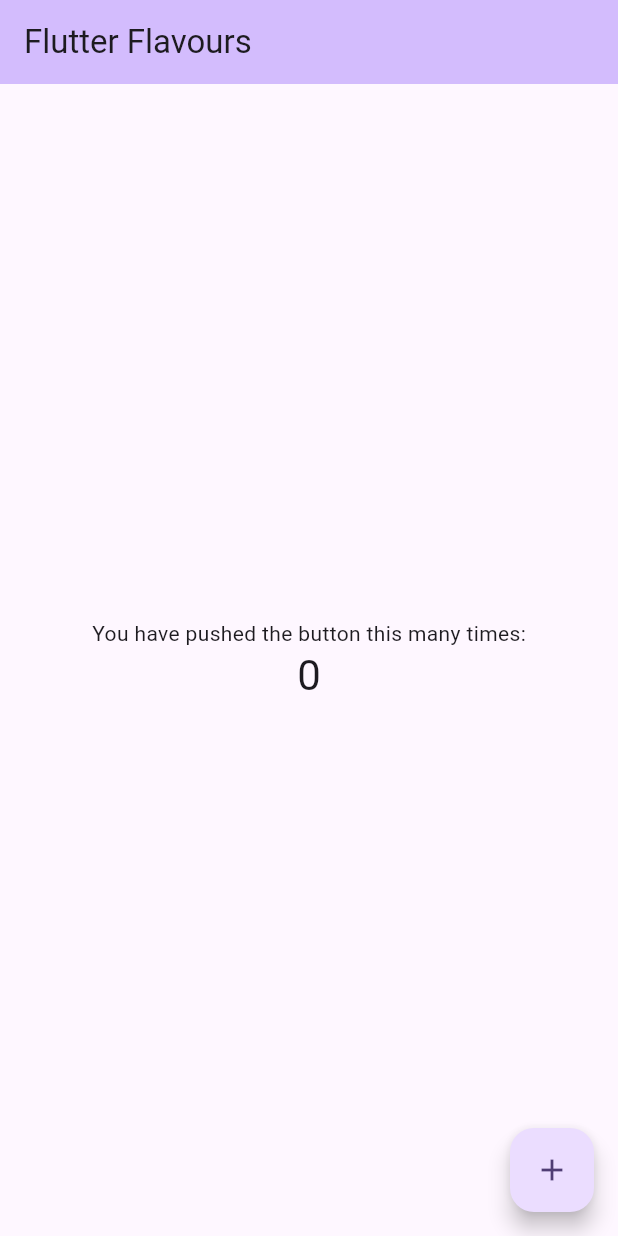
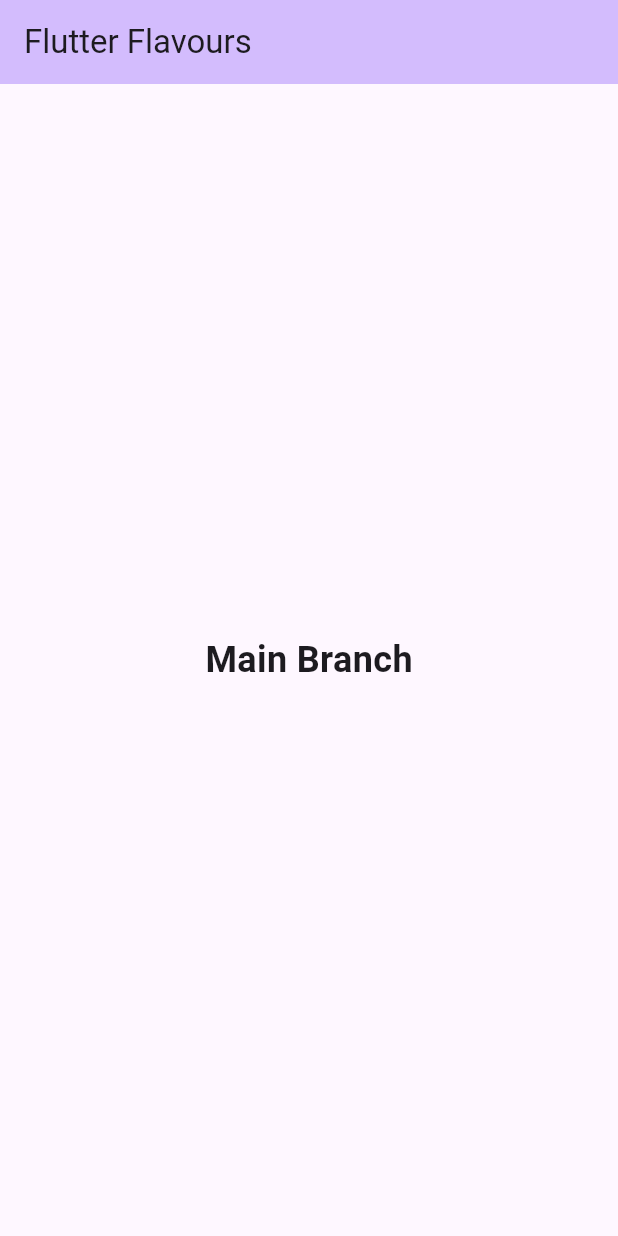
Before and after one commit to Tapan708/Flutter-Flavours, a Flutter app: the screen it shows after launch, on a phone screen of 412 x 824 dp. Run offline on Flutter 3.47's test engine with Material 3 defaults, Android fonts, the phone set to English and light mode, and no system bars.

Commit message:
In Center Main Branch

```diff
--- a/lib/main.dart
+++ b/lib/main.dart
@@ -15,7 +15,7 @@ class MyApp extends StatelessWidget {
         colorScheme: ColorScheme.fromSeed(seedColor: Colors.deepPurple),
         useMaterial3: true,
       ),
-      home: MyHomePage(),
+      home: const MyHomePage(),
     );
   }
 }
@@ -28,40 +28,28 @@ class MyHomePage extends StatefulWidget {
 }
 
 class _MyHomePageState extends State<MyHomePage> {
-  int _counter = 0;
-
-  void _incrementCounter() {
-    setState(() {
-      _counter++;
-    });
-  }
 
   @override
   Widget build(BuildContext context) {
     return Scaffold(
       appBar: AppBar(
         backgroundColor: Theme.of(context).colorScheme.inversePrimary,
-        title: Text('Flutter Flavours'),
+        title: const Text('Flutter Flavours'),
       ),
-      body: Center(
+      body: const Center(
         child: Column(
           mainAxisAlignment: MainAxisAlignment.center,
           children: <Widget>[
-            const Text(
-              'You have pushed the button this many times:',
-            ),
             Text(
-              '$_counter',
-              style: Theme.of(context).textTheme.headlineMedium,
+              'Main Branch',
+              style: TextStyle(
+                fontSize: 24,
+                fontWeight: FontWeight.bold,
+              ),
             ),
           ],
         ),
       ),
-      floatingActionButton: FloatingActionButton(
-        onPressed: _incrementCounter,
-        tooltip: 'Increment',
-        child: const Icon(Icons.add),
-      ),
     );
   }
 }
```
